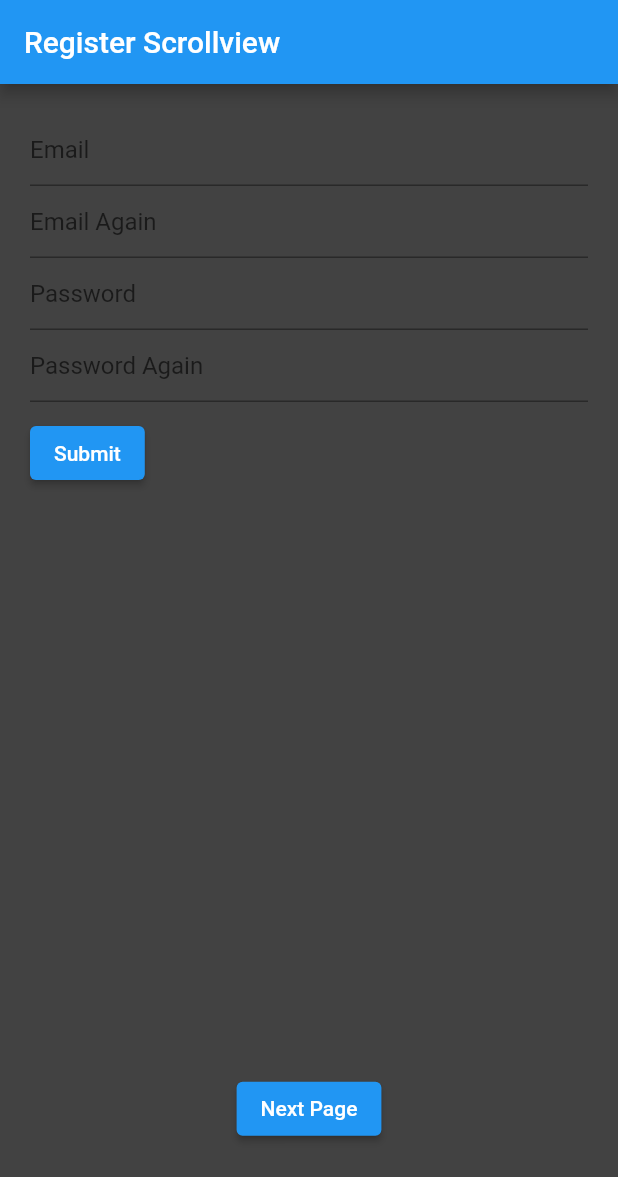
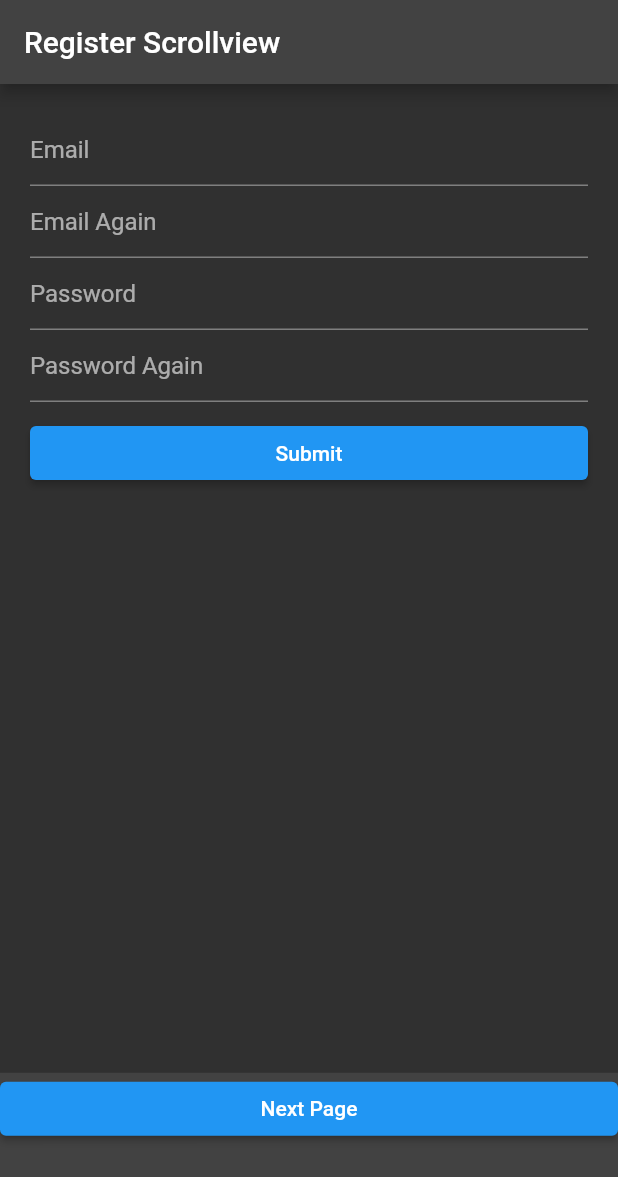
Before and after one commit to HarryM265/Spotifi, a Flutter app: the screen it shows after launch, after a tap on "Register", on a phone screen of 412 x 824 dp. Shown: the top 1177 px of the screen. Run offline on Flutter 3.47's test engine with Material 2 defaults, Android fonts, the light colour scheme and no system bars; Roboto replaces fonts that are missing (Georgia).

Commit message:
Font Fixes

```diff
--- a/lib/screens/Main/view/HomePageListview.dart
+++ b/lib/screens/Main/view/HomePageListview.dart
@@ -10,7 +10,9 @@ class HomePageListview extends StatelessWidget {
     return MaterialApp(
       title: HomePageListview_title,
       home: Scaffold(
-        body: const HomeViewStatelessWidget(),
+        body: Container(
+          child: HomeViewStatelessWidget(),
+        ),
       ),
     );
   }
@@ -24,10 +26,12 @@ class HomeViewStatelessWidget extends StatelessWidget {
   Widget build(BuildContext context) {
     final PageController controller = PageController(initialPage: 0);
     return Container(
+      height: MediaQuery.of(context).size.height,
       color: Colors.grey[800],
       child: ListView(
         scrollDirection: Axis.vertical,
         controller: controller,
+        shrinkWrap: true,
         children: [
           Container(
             height: 300,
--- a/lib/screens/Startup/view/MainStartupPage.dart
+++ b/lib/screens/Startup/view/MainStartupPage.dart
@@ -11,6 +11,17 @@ class MainStartupPage extends StatelessWidget {
   Widget build(BuildContext context) {
     return MaterialApp(
       title: MainStartupPage_title,
+      theme: ThemeData(
+        brightness: Brightness.dark,
+        primaryColor: Colors.grey[800],
+        accentColor: Colors.purple[300],
+        fontFamily: 'Georgia',
+        textTheme: const TextTheme(
+          headline1: TextStyle(fontSize: 72.0, fontWeight: FontWeight.bold),
+          headline6: TextStyle(fontSize: 36.0, fontStyle: FontStyle.italic),
+          bodyText2: TextStyle(fontSize: 14.0, fontFamily: 'Hind'),
+        ),
+      ),
       home: Scaffold(
         appBar: AppBar(
           backgroundColor: Theme.of(context).accentColor,
@@ -23,7 +34,15 @@ class MainStartupPage extends StatelessWidget {
           color: Theme.of(context).primaryColor,
           child: Column(
             children: [
-              Container(height: MediaQuery.of(context).size.height * 0.6),
+              Container(
+                height: MediaQuery.of(context).size.height * 0.6,
+                padding: EdgeInsets.all(25),
+                decoration: BoxDecoration(
+                  image: DecorationImage(
+                    image: AssetImage('assets/icon.png'),
+                  ),
+                ),
+              ),
               Row(
                 children: [
                   ButtonNavigationRegisterview(),
--- a/lib/screens/Startup/view/RegisterPageOne.dart
+++ b/lib/screens/Startup/view/RegisterPageOne.dart
@@ -8,7 +8,8 @@ class RegisterPageOne extends StatelessWidget {
   @override
   Widget build(BuildContext context) {
     final PageController controller = PageController(initialPage: 0);
-    return Container(
+    return Scaffold(
+      body: Container(
         padding: EdgeInsets.all(20),
         child: ListView(
           scrollDirection: Axis.vertical,
@@ -18,6 +19,7 @@ class RegisterPageOne extends StatelessWidget {
             RegisterPageOneCustomForm(),
           ],
         ),
+      ),
     );
   }
 }
--- a/lib/screens/Startup/view/RegisterPageThree.dart
+++ b/lib/screens/Startup/view/RegisterPageThree.dart
@@ -6,7 +6,8 @@ class RegisterPageThree extends StatelessWidget {
 
   @override
   Widget build(BuildContext context) {
-    return Container(
+    return Scaffold(
+      body: Container(
         child: Column(
           mainAxisAlignment: MainAxisAlignment.spaceEvenly,
           children: [
@@ -14,6 +15,7 @@ class RegisterPageThree extends StatelessWidget {
             ButtonSubmitRegisterDetails(),
           ],
         ),
+      ),
     );
   }
 }
--- a/lib/screens/Startup/view/RegisterPageTwo.dart
+++ b/lib/screens/Startup/view/RegisterPageTwo.dart
@@ -7,7 +7,8 @@ class RegisterPageTwo extends StatelessWidget {
   @override
   Widget build(BuildContext context) {
     final PageController controller = PageController(initialPage: 0);
-    return Container(
+    return Scaffold(
+      body: Container(
         padding: EdgeInsets.all(20),
         child: ListView(
           scrollDirection: Axis.vertical,
@@ -16,6 +17,7 @@ class RegisterPageTwo extends StatelessWidget {
             RegisterPageTwoCustomForm(),
           ],
         ),
+      ),
     );
   }
 }
--- a/lib/screens/Startup/view/RegisterScrollview.dart
+++ b/lib/screens/Startup/view/RegisterScrollview.dart
@@ -13,6 +13,17 @@ class RegisterScrollview extends StatelessWidget {
   Widget build(BuildContext context) {
     return MaterialApp(
       title: RegisterScrollview_title,
+      theme: ThemeData(
+        brightness: Brightness.dark,
+        primaryColor: Colors.grey[800],
+        accentColor: Colors.purple[300],
+        fontFamily: 'Georgia',
+        textTheme: const TextTheme(
+          headline1: TextStyle(fontSize: 72.0, fontWeight: FontWeight.bold),
+          headline6: TextStyle(fontSize: 36.0, fontStyle: FontStyle.italic),
+          bodyText2: TextStyle(fontSize: 14.0, fontFamily: 'Hind'),
+        ),
+      ),
       home: Scaffold(
         appBar: AppBar(
           title: const Text(
@@ -43,7 +54,7 @@ class _RegisterViewStatelessWidgetState
     final PageController controller = PageController(initialPage: 0);
     return Container(
         color: Colors.grey[800],
-        child: Column(
+        child: ListView(
           children: [
             Container(
               height: MediaQuery.of(context).size.height * 0.8,
--- a/lib/screens/Startup/widgets/forms/RegisterPageOneForm.dart
+++ b/lib/screens/Startup/widgets/forms/RegisterPageOneForm.dart
@@ -16,8 +16,8 @@ class RegisterPageOneCustomFormState extends State<RegisterPageOneCustomForm> {
   Widget build(BuildContext context) {
     return Form(
       key: RegisterOne_formKey,
-      child: Column(
-        crossAxisAlignment: CrossAxisAlignment.start,
+      child: ListView(
+        shrinkWrap: true,
         children: <Widget>[
           TextFormField(
             decoration: InputDecoration(
```
Also changed, not shown: lib/screens/Main/view/HomePage.dart (+33 -3 lines), lib/screens/Main/view/TabBarWidget.dart (+46 -10 lines). Lines whose indentation alone changed are shown as unchanged.
